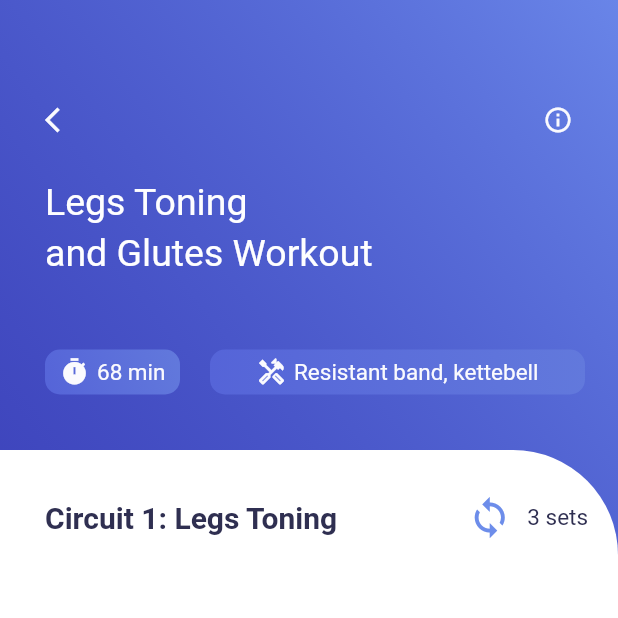
After one commit to demartechx/Training-APP, a Flutter app: the screen it shows after launch, after a tap on the "arrow forward" icon, on a phone screen of 412 x 824 dp, the top half of it. The commit adds this screen. Run offline on Flutter 3.47's test engine with Material 2 defaults, Android fonts, the phone set to English and light mode, and no system bars; our stand-ins replace get.

Commit message:
Finished UI

```diff
--- a/lib/home_page.dart
+++ b/lib/home_page.dart
@@ -1,12 +1,15 @@
 import 'dart:convert';
 
 import 'package:flutter/material.dart';
+import 'package:get/get.dart';
 import 'package:training_app/colors.dart';
+import 'package:training_app/video_info.dart';
 
 class HomePage extends StatefulWidget {
   const HomePage({Key? key}) : super(key: key);
 
   @override
+  // ignore: library_private_types_in_public_api
   _HomePageState createState() => _HomePageState();
 }
 
@@ -20,8 +23,8 @@ class _HomePageState extends State<HomePage> {
   }
 
   @override
-  void get initState {
-    super.initState;
+  void initState() {
+    super.initState();
     _initData();
   }
 
@@ -89,10 +92,15 @@ class _HomePageState extends State<HomePage> {
                 const SizedBox(
                   width: 5,
                 ),
-                Icon(
+                InkWell(
+                  onTap: () {
+                    Get.to(() => const VideoInfo());
+                  },
+                  child: Icon(
                     Icons.arrow_forward,
                     size: 20,
                     color: AppColor.homePageIcons,
+                  ),
                 )
               ],
             ),
@@ -290,6 +298,9 @@ class _HomePageState extends State<HomePage> {
             Expanded(
                 child: OverflowBox(
               maxWidth: MediaQuery.of(context).size.width,
+              child: MediaQuery.removePadding(
+                context: context,
+                removeTop: true,
                 child: ListView.builder(
                     itemCount: info.length.toDouble() ~/ 2,
                     itemBuilder: (_, i) {
@@ -298,9 +309,11 @@ class _HomePageState extends State<HomePage> {
                       return Row(
                         children: [
                           Container(
-                              width: 200,
+                            width: (MediaQuery.of(context).size.width - 90) / 2,
                             height: 170,
                             padding: const EdgeInsets.only(bottom: 5),
+                            margin: const EdgeInsets.only(
+                                left: 30, right: 15, bottom: 15, top: 15),
                             decoration: BoxDecoration(
                                 color: Colors.white,
                                 borderRadius: BorderRadius.circular(15),
@@ -331,8 +344,10 @@ class _HomePageState extends State<HomePage> {
                             ),
                           ),
                           Container(
-                              width: 200,
+                            width: (MediaQuery.of(context).size.width - 90) / 2,
                             height: 170,
+                            margin: const EdgeInsets.only(
+                                left: 15, right: 30, bottom: 15, top: 15),
                             padding: const EdgeInsets.only(bottom: 5),
                             decoration: BoxDecoration(
                                 color: Colors.white,
@@ -366,6 +381,7 @@ class _HomePageState extends State<HomePage> {
                         ],
                       );
                     }),
+              ),
             ))
           ],
         ),
--- a/lib/main.dart
+++ b/lib/main.dart
@@ -1,4 +1,6 @@
 import 'package:flutter/material.dart';
+import 'package:get/get.dart';
+// import 'package:get/get_navigation/src/root/get_material_app.dart';
 import 'package:training_app/home_page.dart';
 
 //https://www.youtube.com/watch?v=svQOxQde0bg&t=6554s
@@ -13,7 +15,7 @@ class MyApp extends StatelessWidget {
   // This widget is the root of your application.
   @override
   Widget build(BuildContext context) {
-    return MaterialApp(
+    return GetMaterialApp(
       title: 'Flutter Demo',
       debugShowCheckedModeBanner: false,
       theme: ThemeData(
--- /dev/null
+++ b/lib/video_info.dart
@@ -0,0 +1,218 @@
+import 'dart:convert';
+import 'package:flutter/material.dart';
+import 'package:get/get.dart';
+import 'package:training_app/colors.dart';
+
+class VideoInfo extends StatefulWidget {
+  const VideoInfo({Key? key}) : super(key: key);
+
+  @override
+  // ignore: library_private_types_in_public_api
+  _VideoInfoState createState() => _VideoInfoState();
+}
+
+class _VideoInfoState extends State<VideoInfo> {
+  List info = [];
+
+  _initData() {
+    DefaultAssetBundle.of(context)
+        .loadString("json/videoinfo.json")
+        .then((value) {
+      info = json.decode(value);
+    });
+  }
+
+  @override
+  void initState() {
+    super.initState();
+    _initData();
+  }
+
+  @override
+  Widget build(BuildContext context) {
+    return Scaffold(
+      body: Container(
+        decoration: BoxDecoration(
+            gradient: LinearGradient(colors: [
+          AppColor.gradientFirst.withOpacity(0.8),
+          AppColor.gradientSecond,
+        ], begin: const FractionalOffset(0.0, 0.4), end: Alignment.topRight)),
+        child: Column(
+          children: [
+            Container(
+              padding: const EdgeInsets.only(top: 70, left: 30, right: 30),
+              width: MediaQuery.of(context).size.width,
+              height: 300,
+              child: Column(
+                crossAxisAlignment: CrossAxisAlignment.start,
+                children: [
+                  Row(
+                    children: [
+                      InkWell(
+                        onTap: () {
+                          Get.back();
+                        },
+                        child: Icon(
+                          Icons.arrow_back_ios,
+                          size: 20,
+                          color: AppColor.secondPageIconColor,
+                        ),
+                      ),
+                      Expanded(child: Container()),
+                      Icon(
+                        Icons.info_outline,
+                        size: 20,
+                        color: AppColor.secondPageIconColor,
+                      ),
+                    ],
+                  ),
+                  const SizedBox(
+                    height: 30,
+                  ),
+                  Text(
+                    "Legs Toning",
+                    style: TextStyle(
+                        fontSize: 25, color: AppColor.secondPageTitleColor),
+                  ),
+                  const SizedBox(
+                    height: 5,
+                  ),
+                  Text(
+                    "and Glutes Workout",
+                    style: TextStyle(
+                        fontSize: 25, color: AppColor.secondPageTitleColor),
+                  ),
+                  const SizedBox(
+                    height: 50,
+                  ),
+                  Row(
+                    children: [
+                      Container(
+                        width: 90,
+                        height: 30,
+                        decoration: BoxDecoration(
+                            borderRadius: BorderRadius.circular(10),
+                            gradient: LinearGradient(
+                              colors: [
+                                AppColor.secondPageContainerGradient1stColor,
+                                AppColor.secondPageContainerGradient2ndColor,
+                              ],
+                              begin: Alignment.bottomLeft,
+                              end: Alignment.topRight,
+                            )),
+                        child: Row(
+                          mainAxisAlignment: MainAxisAlignment.center,
+                          children: [
+                            Icon(
+                              Icons.timer,
+                              size: 20,
+                              color: AppColor.secondPageIconColor,
+                            ),
+                            const SizedBox(
+                              width: 5,
+                            ),
+                            Text(
+                              "68 min",
+                              style: TextStyle(
+                                  fontSize: 15,
+                                  color: AppColor.secondPageIconColor),
+                            )
+                          ],
+                        ),
+                      ),
+                      const SizedBox(
+                        width: 20,
+                      ),
+                      Container(
+                        width: 250,
+                        height: 30,
+                        decoration: BoxDecoration(
+                            borderRadius: BorderRadius.circular(10),
+                            gradient: LinearGradient(
+                              colors: [
+                                AppColor.secondPageContainerGradient1stColor,
+                                AppColor.secondPageContainerGradient2ndColor,
+                              ],
+                              begin: Alignment.bottomLeft,
+                              end: Alignment.topRight,
+                            )),
+                        child: Row(
+                          mainAxisAlignment: MainAxisAlignment.center,
+                          children: [
+                            Icon(
+                              Icons.handyman_outlined,
+                              size: 20,
+                              color: AppColor.secondPageIconColor,
+                            ),
+                            const SizedBox(
+                              width: 5,
+                            ),
+                            Text(
+                              "Resistant band, kettebell",
+                              style: TextStyle(
+                                  fontSize: 15,
+                                  color: AppColor.secondPageIconColor),
+                            )
+                          ],
+                        ),
+                      ),
+                    ],
+                  ),
+                ],
+              ),
+            ),
+            Expanded(
+                child: Container(
+              decoration: const BoxDecoration(
+                  color: Colors.white,
+                  borderRadius:
+                      BorderRadius.only(topRight: Radius.circular(70))),
+              child: Column(
+                children: [
+                  const SizedBox(
+                    height: 30,
+                  ),
+                  Row(
+                    children: [
+                      const SizedBox(
+                        width: 30,
+                      ),
+                      Text(
+                        "Circuit 1: Legs Toning",
+                        style: TextStyle(
+                            fontSize: 20,
+                            fontWeight: FontWeight.bold,
+                            color: AppColor.circuitsColor),
+                      ),
+                      Expanded(child: Container()),
+                      Row(
+                        children: [
+                          Icon(
+                            Icons.loop,
+                            size: 30,
+                            color: AppColor.loopColor,
+                          ),
+                          const SizedBox(
+                            width: 10,
+                          ),
+                          Text(
+                            "3 sets",
+                            style: TextStyle(
+                                fontSize: 15, color: AppColor.circuitsColor),
+                          ),
+                          const SizedBox(
+                            width: 20,
+                          ),
+                        ],
+                      )
+                    ],
+                  ),
+                ],
+              ),
+            ))
+          ],
+        ),
+      ),
+    );
+  }
+}
--- a/pubspec.yaml
+++ b/pubspec.yaml
@@ -34,6 +34,7 @@ dependencies:
   # The following adds the Cupertino Icons font to your application.
   # Use with the CupertinoIcons class for iOS style icons.
   cupertino_icons: ^1.0.2
+  get:
 
 dev_dependencies:
   flutter_test:
```
Also changed, not shown: pubspec.lock, 2 other files. Lines whose indentation alone changed are shown as unchanged.
